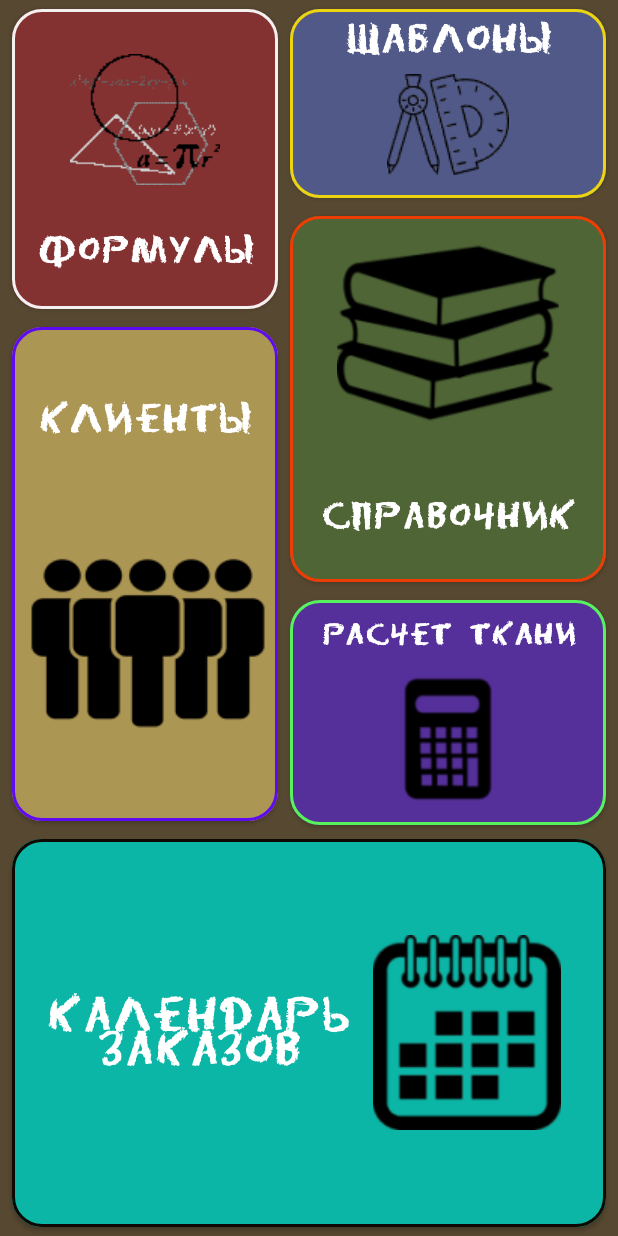
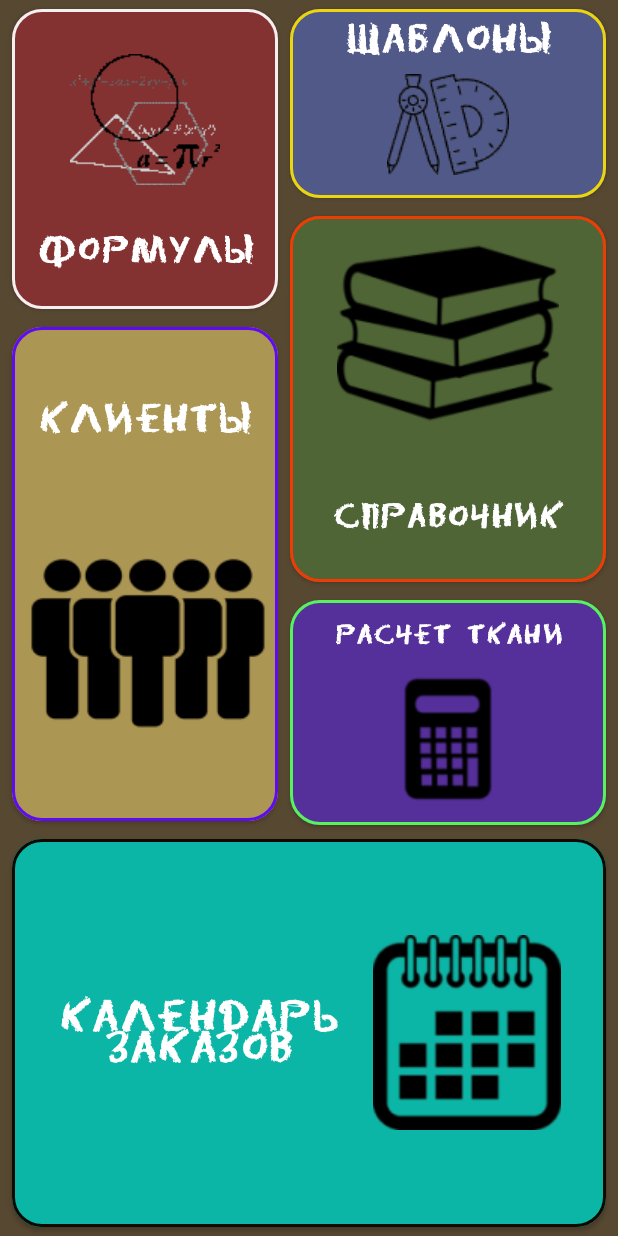
Before and after one commit to azimuton/NewSewingWorkshop, an Android app: the screen it shows after launch (MainActivity), on a phone screen of 412 x 824 dp. Run offline under Robolectric (Android 15) with nearby library versions, the phone set to English and light mode, and no system bars.

Commit message:
added main ui last work

```diff
--- a/app/src/main/res/layout/activity_main.xml
+++ b/app/src/main/res/layout/activity_main.xml
@@ -57,7 +57,7 @@
         android:drawableTop="@drawable/dhdrr"
         android:fontFamily="@font/dserasercyr1"
         android:text="Справочник"
-        android:textSize="22sp"
+        android:textSize="20sp"
         android:textStyle="bold"
         app:cornerRadius="20dp"
         app:layout_constraintEnd_toEndOf="@+id/button2"
@@ -94,7 +94,7 @@
         android:fontFamily="@font/dserasercyr1"
         android:paddingRight="30dp"
         android:text="календарь\nзаказов"
-        android:textSize="28sp"
+        android:textSize="26sp"
         android:textStyle="bold"
         app:cornerRadius="20dp"
         app:layout_constraintBottom_toBottomOf="parent"
@@ -113,7 +113,7 @@
         android:fontFamily="@font/dserasercyr1"
         android:paddingBottom="15dp"
         android:text="Расчет ткани"
-        android:textSize="18sp"
+        android:textSize="16sp"
         android:textStyle="bold"
         app:cornerRadius="20dp"
         app:layout_constraintEnd_toEndOf="@+id/button3"
```
